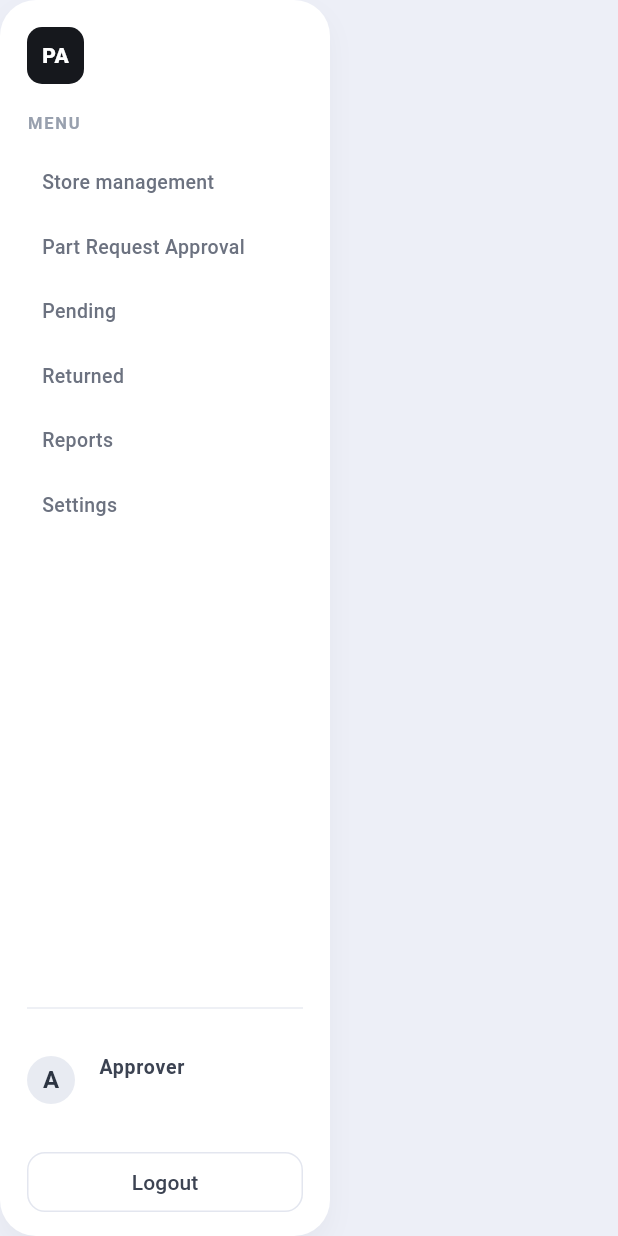
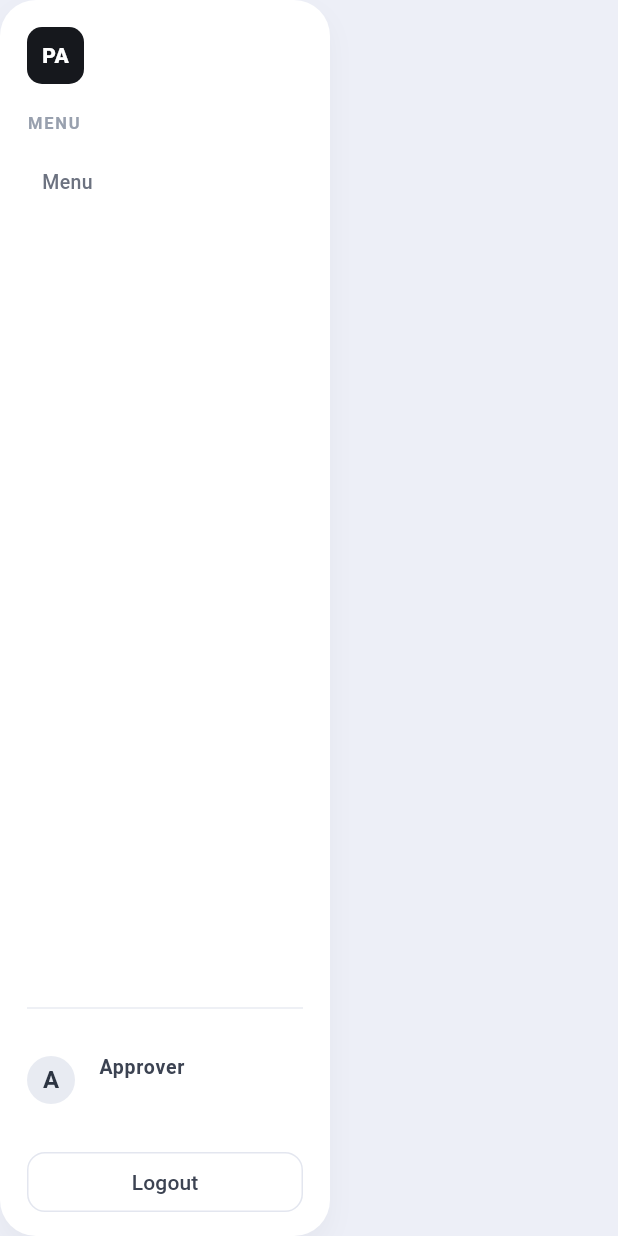
Before and after one commit to Ruining2908/PM_PartApproval, a Flutter app: the Sidebar widget shown alone on an empty page, opened directly with empty values, on a phone screen of 412 x 824 dp. Run offline on Flutter 3.47's test engine with Material 3 defaults, Android fonts, the light colour scheme and no system bars; accounts and stored records are empty; Roboto replaces fonts that are missing (SF Pro Display).

Commit message:
modifying side bar menu

```diff
--- a/lib/main.dart
+++ b/lib/main.dart
@@ -53,7 +53,7 @@ class _ApprovalHomePageState extends State<ApprovalHomePage> {
   bool _isLoadingRequests = false;
   bool _isUpdatingStatus = false;
   String _query = '';
-  String _activeMenu = 'Part Request Approval';
+  String _activeMenu = 'Menu';
   String? _selectedRequester;
   ApprovalStatus? _selectedStatus;
   String? _loginError;
@@ -1140,12 +1140,7 @@ class Sidebar extends StatelessWidget {
   final bool scrollable;
 
   static const items = [
-    'Store management',
-    'Part Request Approval',
-    'Pending',
-    'Returned',
-    'Reports',
-    'Settings',
+    'Menu',
   ];
 
   @override
```
